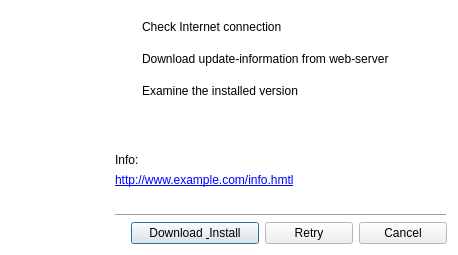
First picture: the form in gui/win_updater.ui, repository lordmulder/Simple-x264-Launcher, before the edit.
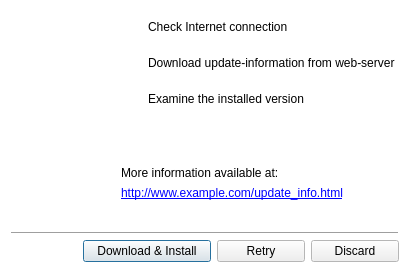
Second picture: the form after the edit. Icons and pictures are not drawn.

The edit to the form file:
```diff
--- a/gui/win_updater.ui
+++ b/gui/win_updater.ui
@@ -9,8 +9,8 @@
    <rect>
     <x>0</x>
     <y>0</y>
-    <width>458</width>
-    <height>255</height>
+    <width>410</width>
+    <height>273</height>
    </rect>
   </property>
   <property name="palette">
@@ -86,6 +86,8 @@
   </property>
   <layout class="QHBoxLayout" name="horizontalLayout_2">
    <item>
+    <layout class="QVBoxLayout" name="verticalLayout_3">
+     <item>
     <layout class="QHBoxLayout" name="horizontalLayout">
      <item>
       <layout class="QVBoxLayout" name="verticalLayout">
@@ -93,14 +95,14 @@
         <widget class="QLabel" name="logo">
          <property name="minimumSize">
           <size>
-           <width>80</width>
-           <height>80</height>
+             <width>72</width>
+             <height>72</height>
           </size>
          </property>
          <property name="maximumSize">
           <size>
-           <width>80</width>
-           <height>80</height>
+             <width>72</width>
+             <height>72</height>
           </size>
          </property>
          <property name="text">
@@ -139,7 +141,7 @@
        </property>
        <property name="sizeHint" stdset="0">
         <size>
-         <width>18</width>
+           <width>32</width>
          <height>20</height>
         </size>
        </property>
@@ -229,7 +231,7 @@
          <property name="sizeHint" stdset="0">
           <size>
            <width>20</width>
-           <height>6</height>
+             <height>10</height>
           </size>
          </property>
         </spacer>
@@ -300,7 +302,7 @@
          <property name="sizeHint" stdset="0">
           <size>
            <width>20</width>
-           <height>6</height>
+             <height>10</height>
           </size>
          </property>
         </spacer>
@@ -360,6 +362,22 @@
          </item>
         </layout>
        </item>
+         <item>
+          <spacer name="verticalSpacer_7">
+           <property name="orientation">
+            <enum>Qt::Vertical</enum>
+           </property>
+           <property name="sizeType">
+            <enum>QSizePolicy::Fixed</enum>
+           </property>
+           <property name="sizeHint" stdset="0">
+            <size>
+             <width>20</width>
+             <height>6</height>
+            </size>
+           </property>
+          </spacer>
+         </item>
        <item>
         <spacer name="verticalSpacer_6">
          <property name="orientation">
@@ -383,7 +401,7 @@
            <property name="sizeHint" stdset="0">
             <size>
              <width>40</width>
-             <height>20</height>
+               <height>0</height>
             </size>
            </property>
           </spacer>
@@ -426,7 +444,7 @@
            <property name="sizeHint" stdset="0">
             <size>
              <width>40</width>
-             <height>20</height>
+               <height>0</height>
             </size>
            </property>
           </spacer>
@@ -436,7 +454,7 @@
        <item>
         <widget class="QLabel" name="labelInfo">
          <property name="text">
-          <string>Info:</string>
+            <string>More information available at:</string>
          </property>
         </widget>
        </item>
@@ -485,7 +503,7 @@
           </font>
          </property>
          <property name="text">
-          <string>http://www.example.com/info.hmtl</string>
+            <string>http://www.example.com/update_info.html</string>
          </property>
         </widget>
        </item>
@@ -505,6 +523,10 @@
          </property>
         </spacer>
        </item>
+        </layout>
+       </item>
+      </layout>
+     </item>
        <item>
         <widget class="QFrame" name="frame">
          <property name="frameShape">
@@ -539,7 +561,7 @@
             </size>
            </property>
            <property name="text">
-            <string>Download &amp; Install</string>
+          <string>Download &amp;&amp; Install</string>
            </property>
            <property name="icon">
             <iconset resource="../res/resources.qrc">
@@ -573,15 +595,13 @@
             </size>
            </property>
            <property name="text">
-            <string>Cancel</string>
+          <string>Discard</string>
            </property>
            <property name="icon">
             <iconset resource="../res/resources.qrc">
              <normaloff>:/buttons/cross.png</normaloff>:/buttons/cross.png</iconset>
            </property>
           </widget>
-         </item>
-        </layout>
        </item>
       </layout>
      </item>
```
Left out of the diff: 17 changed lines with no effect on the pictures. Lines whose indentation alone changed are shown as unchanged.
